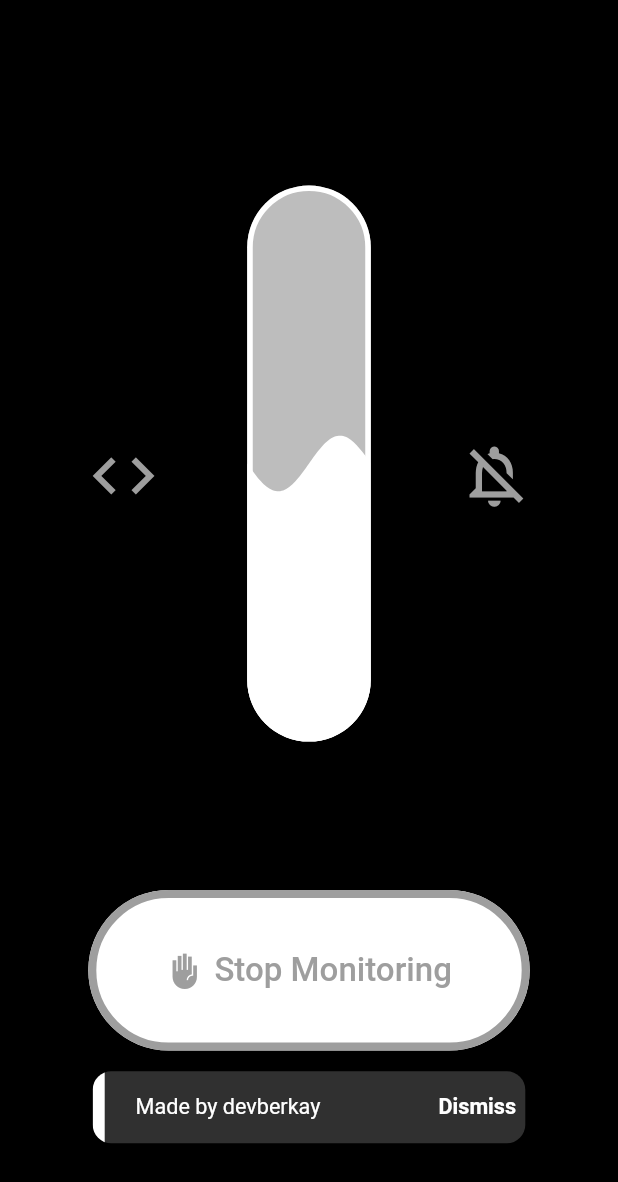
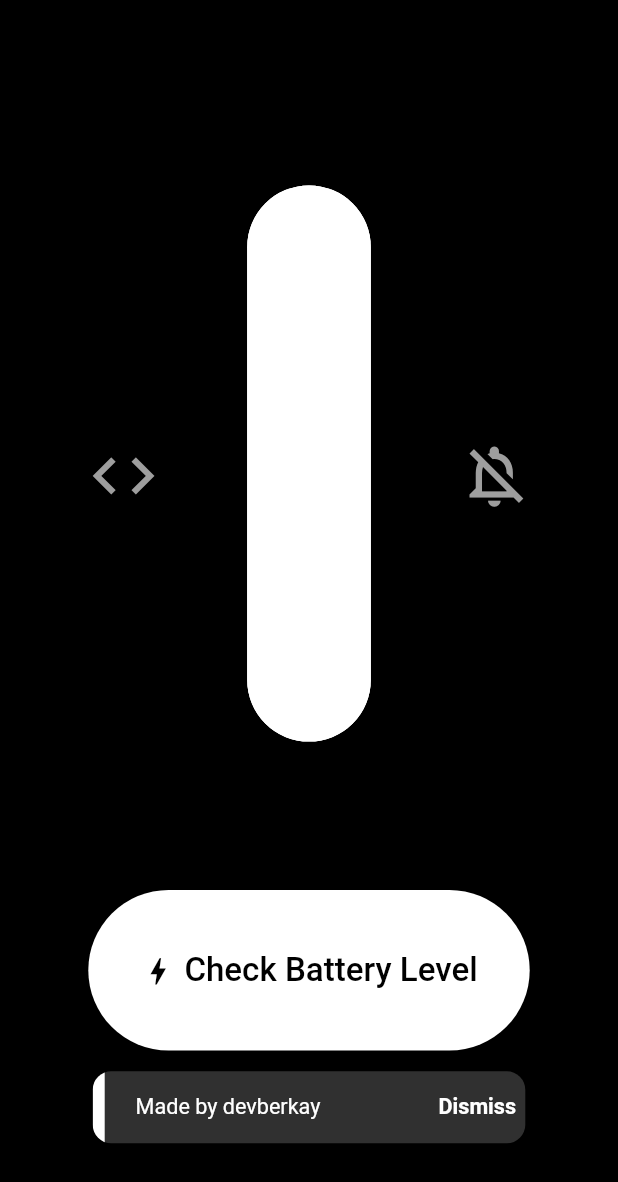
Before and after one commit to devberkay/battery_status, a Flutter app: the screen it shows after launch, after a tap on the "code" icon, on a phone screen of 412 x 824 dp. Shown: the top 1182 px of the screen. Run offline on Flutter 3.47's test engine with Material 2 defaults, Android fonts, the phone set to English and light mode, and no system bars; drawn by our look-alikes of another_flushbar, liquid_progress_indicator, loader_overlay; our stand-ins replace flutter_hooks, flutter_spinkit, freezed_annotation, go_router, hooks_riverpod.

Commit message:
Mar 4, 2023, 1:49 PM

```diff
--- a/lib/model/provider/monitoring/monitoring_notifier.dart
+++ b/lib/model/provider/monitoring/monitoring_notifier.dart
@@ -3,31 +3,30 @@
 import 'package:flutter/services.dart';
 import 'package:hooks_riverpod/hooks_riverpod.dart';
 
-
-final monitoringNotifierProvider = NotifierProvider<MonitoringNotifier,MonitoringState >(MonitoringNotifier.new);
-
+final monitoringNotifierProvider =
+    NotifierProvider<MonitoringNotifier, MonitoringState>(
+        MonitoringNotifier.new);
 
 class MonitoringNotifier extends Notifier<MonitoringState> {
   @override
-   build() {
+  build() {
     return const MonitoringState.idle();
   }
 
-
-
-  Future<void> monitorBatteryLevel(Ref ref) async {
+  Future<int?> monitorBatteryLevel(Ref ref) async {
     const platform = MethodChannel('berkaycan.dev/battery');
     try {
-      final batteryPercentage = await platform.invokeMethod('getBatteryLevel');
-      ref.read(isMonitoringProvider.notifier).state =
-               true;
+      final batteryPercentage =
+          await platform.invokeMethod('getBatteryLevel') as int;
+      ref.read(isMonitoringProvider.notifier).state = true;
       state = MonitoringState.monitoring(
-          batteryPercentage, "Current battery is $batteryPercentage");
+          batteryPercentage, "Current battery is $batteryPercentage%");
+      return batteryPercentage;
+    } on PlatformException catch (e) {
+      ref.read(isMonitoringProvider.notifier).state = false;
+      state = MonitoringState.idle(
+          e.message ?? "Battery can't be monitored at the moment");
 
-    } on PlatformException catch (e) {
-      ref.read(isMonitoringProvider.notifier).state =
-                false;
-      state=   MonitoringState.idle(e.message ?? "Battery can't be monitored at the moment");
     }
   }
 }
--- a/lib/view/home/widgets/charging_bar.dart
+++ b/lib/view/home/widgets/charging_bar.dart
@@ -11,18 +11,15 @@
 
 final batteryPercentageProvider = StreamProvider.autoDispose<int>((ref) async* {
   final isMonitoring = ref.watch(isMonitoringProvider);
-  final periodicStream = isMonitoring
-      ? Stream.periodic(const Duration(milliseconds: 5000), (counter) async* {
-          yield Random.secure().nextInt(101);
-        })
-      : Stream.periodic(const Duration(milliseconds: 5000), (counter) async* {
-          await ref
-              .read(monitoringNotifierProvider.notifier)
-              .monitorBatteryLevel(ref);
-        });
+  final periodicStream =
+      Stream.periodic(const Duration(milliseconds: 5000), (counter) async* {
+    yield await ref
+        .read(monitoringNotifierProvider.notifier)
+        .monitorBatteryLevel(ref);
+  });
   await for (var streamController in periodicStream) {
-    await for (var randomDouble in streamController) {
-      yield randomDouble;
+    await for (var randomInt in streamController) {
+      yield randomInt ?? Random.secure().nextInt(101);
     }
   }
 });
@@ -33,11 +30,15 @@
   Widget build(BuildContext context, WidgetRef ref) {
     final isMonitoring =
         ref.watch(isMonitoringProvider); // true for expose , false for hide
-    final randomNo = ref.watch(batteryPercentageProvider).asData?.value ?? 0.5;
+    final randomNo = ref.watch(batteryPercentageProvider).asData?.value ??
+        Random.secure().nextInt(101);
     final percentageController = useAnimationController(
-        duration: const Duration(milliseconds: 1000), initialValue: randomNo);
+        upperBound: 100,
+        lowerBound: 0,
+        duration: const Duration(milliseconds: 1000),
+        initialValue: randomNo.toDouble());
     useEffect(() {
-      percentageController.animateTo(randomNo);
+      percentageController.animateTo(randomNo.toDouble());
     });
     return LayoutBuilder(builder: (context, constraints) {
       return SizedBox(
@@ -52,7 +53,7 @@
                   padding:
                       EdgeInsets.only(bottom: constraints.maxHeight * 0.05),
                   child: Text(
-                    "${(randomNo * 100).toStringAsFixed(2)}%",
+                    "${randomNo.toStringAsFixed(0)}%",
                     style: TextStyle(
                         fontSize: constraints.maxWidth * 0.16,
                         fontWeight: FontWeight.bold),
--- a/lib/view/shared_scaffold.dart
+++ b/lib/view/shared_scaffold.dart
@@ -1,3 +1,5 @@
+import 'package:BatteryStatus/model/provider/monitoring/monitoring_notifier.dart';
+import 'package:BatteryStatus/view/shared/flushbar_util.dart';
 import 'package:flutter/material.dart';
 import 'package:go_router/go_router.dart';
 import 'package:hooks_riverpod/hooks_riverpod.dart';
@@ -15,6 +17,21 @@
 class _SharedScaffoldState extends ConsumerState<SharedScaffold> {
   @override
   Widget build(BuildContext context) {
+    ref.listen(monitoringNotifierProvider, (previous, next) {
+      if (next != previous) {
+        next.when(
+            monitoring: FlashbarUtil.showUtilFlashbar(
+                context: context,
+                msg: next.msg ?? "Battery is being shown on the bar",
+                leftBarIndicatorColor: Colors.lightGreenAccent,
+                actionMsg: "Dismiss"),
+            idle: FlashbarUtil.showUtilFlashbar(
+                context: context,
+                leftBarIndicatorColor: Colors.redAccent,
+                msg: next.msg ?? "Battery can't be monitored at the moment",
+                actionMsg: "Dismiss"));
+      }
+    });
     return SafeArea(
       child: ScrollConfiguration(
         behavior: MyBehavior(),
```
